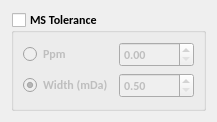
This is src/libs/adwidgets/mstoleranceform.ui in qtplatz/qtplatz as Qt 5 draws it before an edit. The edited form follows.
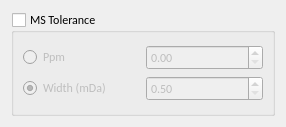
This is the edited form.

Patch:
```diff
--- a/src/libs/adwidgets/mstoleranceform.ui
+++ b/src/libs/adwidgets/mstoleranceform.ui
@@ -6,8 +6,8 @@
    <rect>
     <x>0</x>
     <y>0</y>
-    <width>217</width>
-    <height>122</height>
+    <width>286</width>
+    <height>127</height>
    </rect>
   </property>
   <property name="windowTitle">
@@ -21,8 +21,8 @@
        <property name="font">
         <font>
          <family>Calibri</family>
-         <weight>75</weight>
-         <bold>true</bold>
+         <weight>50</weight>
+         <bold>false</bold>
         </font>
        </property>
        <property name="title">
```
